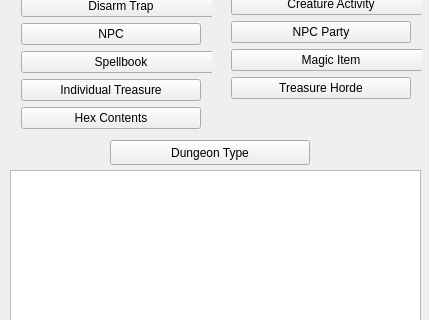
The window that mainwindow.ui (erickveil/UndermountainRooms) describes before a commit, drawn with Qt 5; both pictures show x 0 to 429 and y 140 to 460 of the 429 by 707 pixel window.
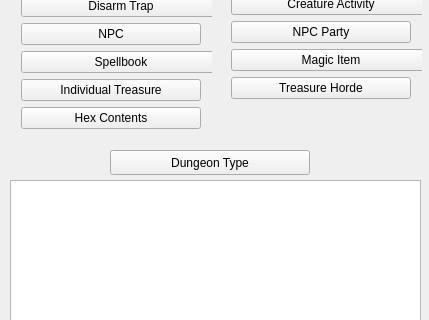
The same window after the commit.

Diff of the .ui file:
```diff
--- a/mainwindow.ui
+++ b/mainwindow.ui
@@ -18,9 +18,9 @@
     <property name="geometry">
      <rect>
       <x>10</x>
-      <y>310</y>
+      <y>320</y>
       <width>411</width>
-      <height>391</height>
+      <height>381</height>
      </rect>
     </property>
    </widget>
@@ -28,7 +28,7 @@
     <property name="geometry">
      <rect>
       <x>110</x>
-      <y>280</y>
+      <y>290</y>
       <width>200</width>
       <height>25</height>
      </rect>
```
